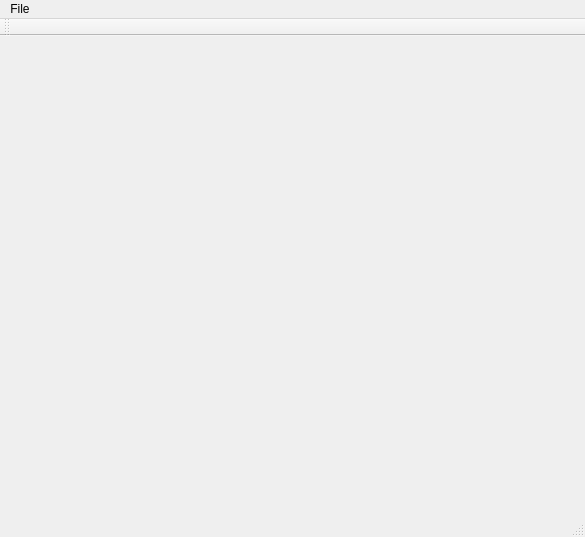
The window that Geac/geac.ui (LaTruelle/Geac) describes before a commit, drawn with Qt 5.
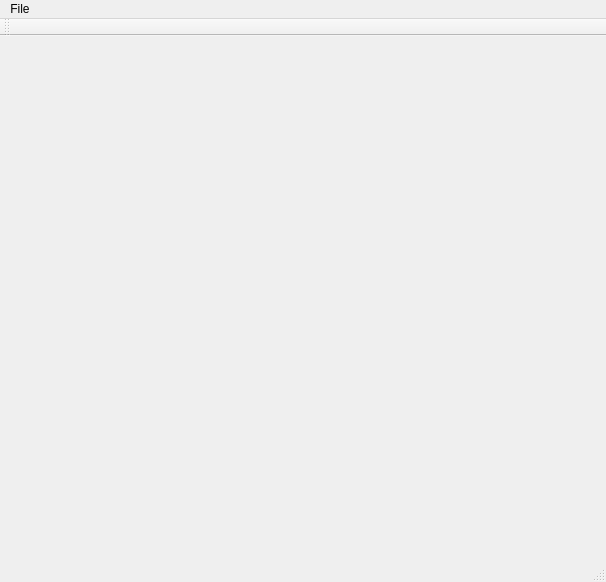
The same window after the commit.

Patch:
```diff
--- a/Geac/geac.ui
+++ b/Geac/geac.ui
@@ -6,16 +6,10 @@
    <rect>
     <x>0</x>
     <y>0</y>
-    <width>585</width>
-    <height>537</height>
+    <width>606</width>
+    <height>582</height>
    </rect>
   </property>
-  <property name="sizePolicy">
-   <sizepolicy hsizetype="Maximum" vsizetype="Maximum">
-    <horstretch>0</horstretch>
-    <verstretch>0</verstretch>
-   </sizepolicy>
-  </property>
   <property name="windowTitle">
    <string>Geac</string>
   </property>
@@ -25,7 +19,7 @@
     <rect>
      <x>0</x>
      <y>0</y>
-     <width>585</width>
+     <width>606</width>
      <height>22</height>
     </rect>
    </property>
```
